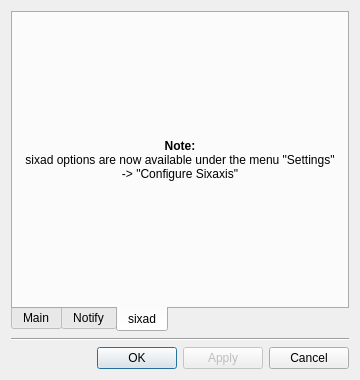
Old version of the form gui/qtsixa_options.ui in the repository aaronp24/QtSixA.
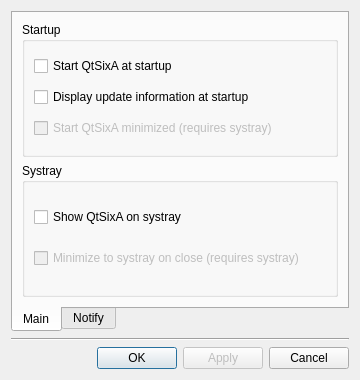
New version of the form. The open tabs and pages were chosen to show the change. Icons and pictures are not drawn.

What changed in the file:
```diff
--- a/gui/qtsixa_options.ui
+++ b/gui/qtsixa_options.ui
@@ -207,56 +207,6 @@
        </item>
       </layout>
      </widget>
-     <widget class="QWidget" name="sixad">
-      <attribute name="title">
-       <string>sixad</string>
-      </attribute>
-      <layout class="QVBoxLayout" name="verticalLayout_6">
-       <item>
-        <spacer name="verticalSpacer_4">
-         <property name="orientation">
-          <enum>Qt::Vertical</enum>
-         </property>
-         <property name="sizeHint" stdset="0">
-          <size>
-           <width>20</width>
-           <height>40</height>
-          </size>
-         </property>
-        </spacer>
-       </item>
-       <item>
-        <widget class="QLabel" name="label">
-         <property name="enabled">
-          <bool>true</bool>
-         </property>
-         <property name="text">
-          <string>&lt;!DOCTYPE HTML PUBLIC &quot;-//W3C//DTD HTML 4.0//EN&quot; &quot;http://www.w3.org/TR/REC-html40/strict.dtd&quot;&gt;
-&lt;html&gt;&lt;head&gt;&lt;meta name=&quot;qrichtext&quot; content=&quot;1&quot; /&gt;&lt;style type=&quot;text/css&quot;&gt;
-p, li { white-space: pre-wrap; }
-&lt;/style&gt;&lt;/head&gt;&lt;body style=&quot; font-family:'DejaVu Sans'; font-size:8pt; font-weight:400; font-style:normal;&quot;&gt;
-&lt;p align=&quot;center&quot; style=&quot; margin-top:0px; margin-bottom:0px; margin-left:0px; margin-right:0px; -qt-block-indent:0; text-indent:0px;&quot;&gt;&lt;span style=&quot; font-size:9pt; font-weight:600;&quot;&gt;Note:&lt;/span&gt;&lt;br /&gt;&lt;span style=&quot; font-size:9pt;&quot;&gt;sixad options are now available under the menu &quot;Settings&quot; -&amp;gt; &quot;Configure Sixaxis&quot;&lt;/span&gt;&lt;/p&gt;&lt;/body&gt;&lt;/html&gt;</string>
-         </property>
-         <property name="wordWrap">
-          <bool>true</bool>
-         </property>
-        </widget>
-       </item>
-       <item>
-        <spacer name="verticalSpacer_2">
-         <property name="orientation">
-          <enum>Qt::Vertical</enum>
-         </property>
-         <property name="sizeHint" stdset="0">
-          <size>
-           <width>20</width>
-           <height>56</height>
-          </size>
-         </property>
-        </spacer>
-       </item>
-      </layout>
-     </widget>
     </widget>
    </item>
    <item>
```
Left out of the diff: 6 changed lines with no effect on the pictures.
